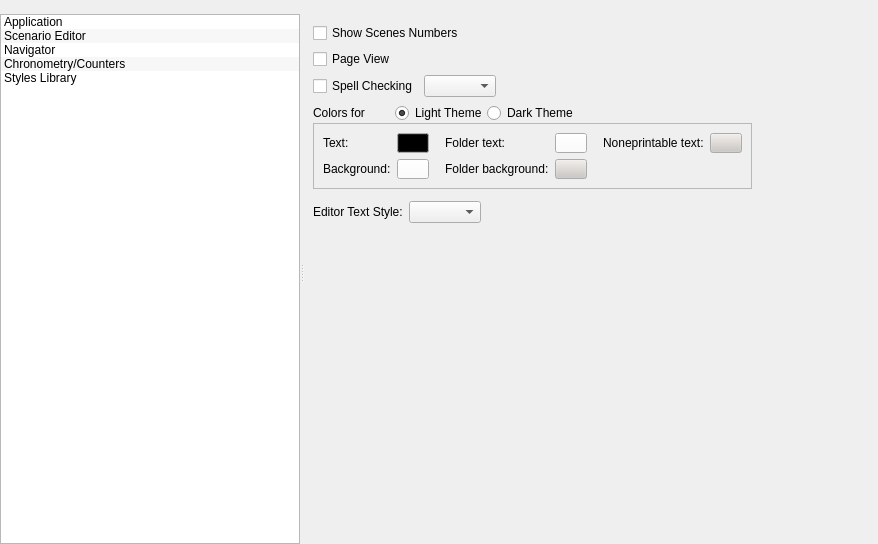
Old version of the form src/bin/Scenarist/UserInterfaceLayer/Settings/SettingsView.ui in the repository dimkanovikov/KITScenarist.
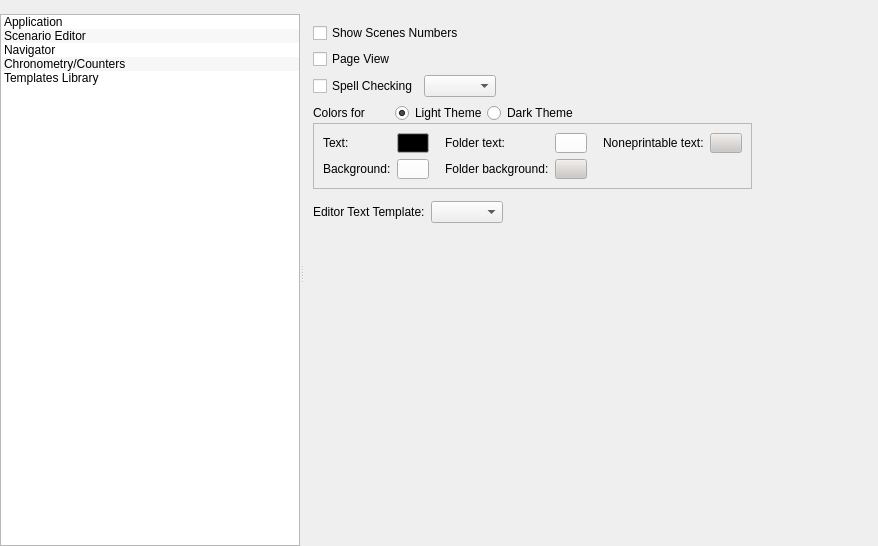
New version of the form. The open tabs and pages were chosen to show the change. Icons and pictures are not drawn. Custom widgets are drawn as their Qt base class.

Commit message: Rename "styles" strings on "templates" in UI

```diff
--- a/src/bin/Scenarist/UserInterfaceLayer/Settings/SettingsView.ui
+++ b/src/bin/Scenarist/UserInterfaceLayer/Settings/SettingsView.ui
@@ -7,7 +7,7 @@
     <x>0</x>
     <y>0</y>
     <width>878</width>
-    <height>544</height>
+    <height>546</height>
    </rect>
   </property>
   <property name="windowTitle">
@@ -107,7 +107,7 @@
          </item>
          <item>
           <property name="text">
-           <string>Styles Library</string>
+           <string>Templates Library</string>
           </property>
           <property name="icon">
            <iconset resource="../../Resources/Resources.qrc">
@@ -1240,7 +1240,7 @@
                     <item>
                      <widget class="QLabel" name="label_20">
                       <property name="text">
-                       <string>Editor Text Style:</string>
+                       <string>Editor Text Template:</string>
                       </property>
                      </widget>
                     </item>
```
Left out of the diff: 14 changed lines with no effect on the pictures. The commit also changes 5 other files.
